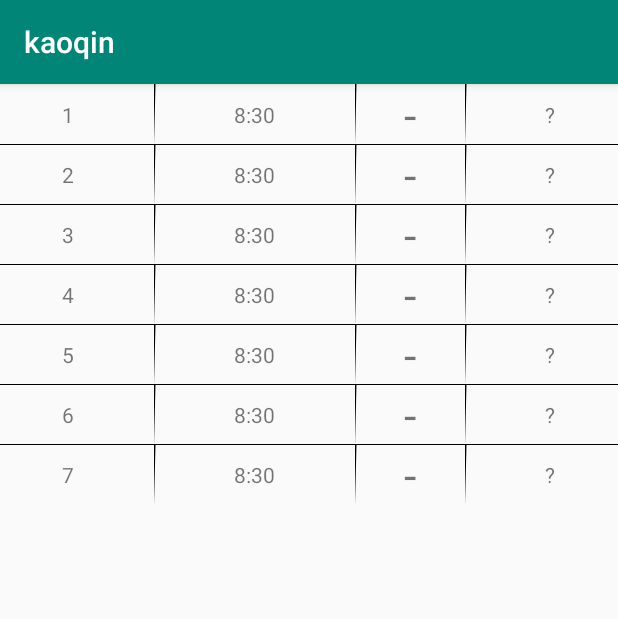
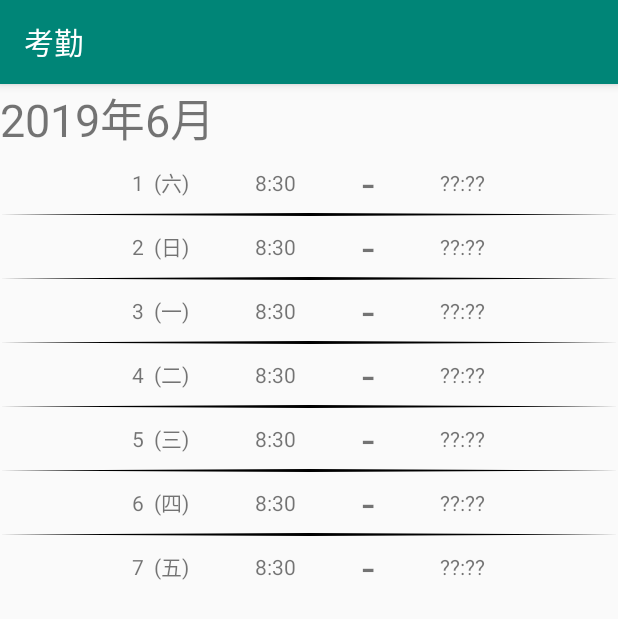
Before and after one commit to Ace820/kaoqin, an Android app: the screen it shows after launch (MainActivity), on a phone screen of 412 x 824 dp. Shown: the top 619 px of the screen. Run offline under Robolectric (Android 15) with nearby library versions, the phone set to English and light mode, and no system bars.

Commit message:
Fix main function(less for data save)

```diff
--- a/app/src/main/java/com/zhangche/kaoqin/DayDataLinerLayout.java
+++ b/app/src/main/java/com/zhangche/kaoqin/DayDataLinerLayout.java
@@ -1,13 +1,17 @@
 package com.zhangche.kaoqin;
 
+import android.app.AlertDialog;
+import android.app.TimePickerDialog;
 import android.content.Context;
 import android.graphics.Color;
 import android.graphics.drawable.Drawable;
 import android.view.Gravity;
+import android.view.View;
 import android.view.ViewGroup;
 import android.widget.Button;
 import android.widget.LinearLayout;
 import android.widget.TextView;
+import android.widget.TimePicker;
 
 import androidx.core.content.res.ResourcesCompat;
 
@@ -19,9 +23,11 @@ import java.util.ResourceBundle;
 
 public class DayDataLinerLayout extends LinearLayout {
 
+    Context mContext;
     TextView date,workOn,workOff;
-    public DayDataLinerLayout(Context context, int time, Date workOnTime, Date workOffTime) {
+    public DayDataLinerLayout(Context context, String time, Date workOnTime, Date workOffTime) {
         super(context);
+        mContext = context;
         date = new TextView(context);
         workOn = new TextView(context);
         workOff = new TextView(context);
@@ -29,8 +35,8 @@ public class DayDataLinerLayout extends LinearLayout {
 
         setOrientation(HORIZONTAL);
 
-        setShowDividers(SHOW_DIVIDER_MIDDLE);
-        setDividerDrawable(ResourcesCompat.getDrawable(getResources(),R.drawable.black_line,null));
+//        setShowDividers(SHOW_DIVIDER_MIDDLE);
+//        setDividerDrawable(ResourcesCompat.getDrawable(getResources(),R.drawable.black_line,null));
         addView(date);
         addView(workOn);
         addView(textView);
@@ -40,8 +46,8 @@ public class DayDataLinerLayout extends LinearLayout {
         dateLayoutParams.weight = 2;
         dateLayoutParams.height = ViewGroup.LayoutParams.MATCH_PARENT;
         date.setLayoutParams(dateLayoutParams);
-        date.setText(String.valueOf(time));
-        date.setGravity(Gravity.CENTER);
+        date.setText(getWeekDays(time));
+        date.setGravity(Gravity.CENTER_VERTICAL|Gravity.RIGHT);
 //        date.setBackgroundColor(Color.WHITE);
 
 
@@ -50,6 +56,7 @@ public class DayDataLinerLayout extends LinearLayout {
         workOnLayoutParams.height = ViewGroup.LayoutParams.MATCH_PARENT;
         workOn.setLayoutParams(workOnLayoutParams);
         workOn.setText(getFormatTime(workOnTime,true));
+        workOn.setOnClickListener(new dateClickListener(false));
         workOn.setGravity(Gravity.CENTER);
 //        workOn.setBackgroundColor(Color.WHITE);
 
@@ -59,24 +66,63 @@ public class DayDataLinerLayout extends LinearLayout {
         textView.setLayoutParams(textLayoutParams);
         textView.setText("-");
         textView.setTextSize(30);
-        textView.setGravity(Gravity.CENTER);
+        textView.setGravity(Gravity.CENTER_VERTICAL|Gravity.LEFT);
 
         LinearLayout.LayoutParams workOffLayoutParams = (LayoutParams) workOff.getLayoutParams();
         workOffLayoutParams.weight = 2;
         workOffLayoutParams.height = ViewGroup.LayoutParams.MATCH_PARENT;
         workOff.setLayoutParams(workOffLayoutParams);
         workOff.setText(getFormatTime(workOffTime,false));
-        workOff.setGravity(Gravity.CENTER);
+        workOff.setOnClickListener(new dateClickListener(true));
+        workOff.setGravity(Gravity.CENTER_VERTICAL|Gravity.LEFT);
 //        workOff.setBackgroundColor(Color.WHITE);
 
     }
 
+    class dateClickListener implements View.OnClickListener {
+        private int hourOfDay = 8;
+        private int minuteOfHour = 30;
+        boolean isWorkOff = false;
+        public dateClickListener(boolean workOff) {
+            if (workOff) {
+                hourOfDay = 17;
+                isWorkOff = true;
+            }
+        }
+        @Override
+        public void onClick(View v) {
+            new TimePickerDialog(mContext, AlertDialog.THEME_HOLO_LIGHT, new TimePickerDialog.OnTimeSetListener() {
+                @Override
+                public void onTimeSet(TimePicker timePicker, int hour, int minute) {
+                    if (isWorkOff)
+                        workOff.setText(hour + ":" + minute);
+                    else
+                        workOn.setText(hour + ":" + minute);
+                }
+            },hourOfDay,minuteOfHour,true).show();
+
+        }
+    }
     private String getFormatTime(Date time,boolean isMorning) {
         if (time == null)
-            return isMorning ? "8:30" : "?";
+            return isMorning ? "8:30" : "??:??";
         Calendar calendar = Calendar.getInstance(Locale.CHINA);
         SimpleDateFormat sdf = new SimpleDateFormat("hh:mm", Locale.CHINA);
         sdf.format(calendar.getTime());
         return sdf.format(calendar.getTime());
     }
+    private String getWeekDays(String date) {
+        String[] weekDayName = {"日","一","二","三","四","五","六"};
+        Calendar calendar = Calendar.getInstance(Locale.CHINA);
+        SimpleDateFormat sdf = new SimpleDateFormat("yyyyMMdd", Locale.CHINA);
+        try {
+            calendar.setTime(sdf.parse(date));
+        } catch (Exception e) {
+            e.printStackTrace();
+        }
+        int dayOfWeek = calendar.get(Calendar.DAY_OF_WEEK) -1;
+        int dayOfMonth = calendar.get(Calendar.DAY_OF_MONTH);
+        return dayOfMonth + "  (" + weekDayName[dayOfWeek] + ")";
+
+    }
 }
--- a/app/src/main/java/com/zhangche/kaoqin/MainActivity.java
+++ b/app/src/main/java/com/zhangche/kaoqin/MainActivity.java
@@ -2,25 +2,153 @@ package com.zhangche.kaoqin;
 
 import androidx.appcompat.app.AppCompatActivity;
 
+import android.app.AlertDialog;
+import android.app.DatePickerDialog;
+import android.content.DialogInterface;
 import android.graphics.drawable.GradientDrawable;
 import android.os.Bundle;
 import android.text.Layout;
+import android.util.Log;
 import android.view.Gravity;
+import android.view.LayoutInflater;
+import android.view.View;
+import android.view.ViewGroup;
 import android.widget.Button;
+import android.widget.DatePicker;
 import android.widget.LinearLayout;
 import android.widget.TextView;
 
+import java.text.SimpleDateFormat;
+import java.util.Calendar;
+import java.util.Locale;
+import java.util.regex.Matcher;
+
 public class MainActivity extends AppCompatActivity {
 
+    int mYear = 2019;
+    int mMonth = 6;
+    int mDay = 20;
+    int tempYear = mYear;
+    int tempMonth = mMonth;
+    TextView monthInfo;
+    LinearLayout mainLayout;
     @Override
     protected void onCreate(Bundle savedInstanceState) {
         super.onCreate(savedInstanceState);
         setContentView(R.layout.activity_main);
-        LinearLayout mainLayout = findViewById(R.id.main_layout);
+        mainLayout = findViewById(R.id.main_layout);
 
+        monthInfo = findViewById(R.id.date_info);
+        monthInfo.setText(getMonth(null));
+        monthInfo.setOnClickListener(new View.OnClickListener() {
+            @Override
+            public void onClick(View view) {
+                createMonthChooser();
+            }
+        });
 
-        for(int i = 1;i<31;i++) {
-            mainLayout.addView(new DayDataLinerLayout(MainActivity.this,i,null,null));
+        reDrawViews();
+    }
+
+    private void reDrawViews() {
+        monthInfo.setText(mYear + "年" + mMonth + "月");
+        mainLayout.removeAllViews();
+        for(int i = 0;i<getMonthDays(mYear,mMonth);i++) {
+            mainLayout.addView(new DayDataLinerLayout(MainActivity.this,formatTime(mYear,mMonth,i + 1),null,null));
+        }
+
+    }
+    private void createMonthChooser() {
+        final AlertDialog.Builder alertDialog = new AlertDialog.Builder(MainActivity.this);
+        alertDialog.setIcon(null);
+        alertDialog.setTitle("选择月份");
+        alertDialog.setCancelable(true);
+        LayoutInflater inflater = getLayoutInflater();
+        View layout = inflater.inflate(R.layout.month_chooser,(ViewGroup) findViewById(R.id.month_chooser));
+        DatePicker dp = layout.findViewById(R.id.datePicker);
+        dp.init(mYear, mMonth - 1, mDay, new dateChangeListener());
+        ((ViewGroup)((ViewGroup) dp.getChildAt(0)).getChildAt(0)).getChildAt(2).setVisibility(View.GONE);
+        alertDialog.setView(layout);
+        alertDialog.setPositiveButton("确定",
+                new DialogInterface.OnClickListener() {
+                    @Override
+                    public void onClick(DialogInterface dialog, int which) {
+                        //...To-do
+                        mYear = tempYear;
+                        mMonth = tempMonth;
+                        reDrawViews();
+                    }
+                });
+            alertDialog.setNegativeButton("取消",
+                    new DialogInterface.OnClickListener() {
+                        @Override
+                        public void onClick(DialogInterface dialog, int which) {
+                            //...To-do
+                            tempYear = mYear;
+                            tempMonth = mMonth;
+                        }
+                    });
+        // 显示
+        alertDialog.show();
+    }
+
+    class dateChangeListener implements DatePicker.OnDateChangedListener {
+        @Override
+        public void onDateChanged(DatePicker datePicker, int year, int month, int day) {
+            tempYear = year;
+            tempMonth = month + 1;
         }
     }
+    private String getMonth(String targetDate) {
+        Calendar calendar = Calendar.getInstance(Locale.CHINA);
+        SimpleDateFormat sdf = new SimpleDateFormat("yyyy年MM月", Locale.CHINA);
+        try {
+            if (targetDate != null)
+                calendar.setTime(sdf.parse(targetDate));
+            sdf.format(calendar.getTime());
+        }catch (Exception e) {
+            e.printStackTrace();
+        }
+        return sdf.format(calendar.getTime());
+
+    }
+    public static int getMonthDays(int year, int month) {
+        switch (month) {
+            case 1:
+            case 3:
+            case 5:
+            case 7:
+            case 8:
+            case 10:
+            case 12:
+                return 31;
+            case 4:
+            case 6:
+            case 9:
+            case 11:
+                return 30;
+            case 2:
+                if (((year % 4 == 0) && (year % 100 != 0)) || (year % 400 == 0)){
+                    return 29;
+                }else{
+                    return 28;
+                }
+            default:
+                return -1;
+        }
+    }
+    private String formatTime(int year, int month, int day) {
+        String result = "";
+        if (month < 10)
+            result = result + year + "0" + month;
+        else
+            result = result + year + month;
+
+        if (day < 10)
+            result = result + "0" + day;
+        else
+            result = result + day;
+
+        return result;
+    }
 }
--- a/app/src/main/res/drawable/black_line.xml
+++ b/app/src/main/res/drawable/black_line.xml
@@ -1,9 +1,9 @@
 <vector xmlns:android="http://schemas.android.com/apk/res/android"
-        android:width="24dp"
+        android:width="2dp"
         android:height="24dp"
-        android:viewportWidth="24.0"
+        android:viewportWidth="2.0"
         android:viewportHeight="24.0">
     <path
         android:fillColor="#FF000000"
-        android:pathData="M12,0L13,0L12,24z"/>
+        android:pathData="M0,0L1,0L1,24z"/>
 </vector>
--- /dev/null
+++ b/app/src/main/res/drawable/long_black.xml
@@ -0,0 +1,12 @@
+<vector xmlns:android="http://schemas.android.com/apk/res/android"
+        android:width="1000dp"
+        android:height="2dp"
+        android:viewportWidth="1000.0"
+        android:viewportHeight="2.0">
+    <path
+        android:fillColor="#FF000000"
+        android:pathData="M0,1L500,0L500,2z"/>
+    <path
+        android:fillColor="#FF000000"
+        android:pathData="M1000,1L500,0L500,2z"/>
+</vector>
--- a/app/src/main/res/layout/activity_main.xml
+++ b/app/src/main/res/layout/activity_main.xml
@@ -4,24 +4,39 @@
     xmlns:tools="http://schemas.android.com/tools"
     android:layout_width="match_parent"
     android:layout_height="match_parent"
+    android:orientation="vertical"
     tools:context=".MainActivity">
 
+    <TextView
+        android:id="@+id/date_info"
+        android:layout_width="match_parent"
+        android:layout_height="wrap_content"
+        android:textSize="30dp"
+        app:layout_constraintEnd_toEndOf="parent"
+        app:layout_constraintStart_toStartOf="parent"
+        app:layout_constraintTop_toTopOf="parent" />
+
     <ScrollView
+        android:id="@+id/scrollView2"
         android:layout_width="match_parent"
-        android:layout_height="280dp"
+        android:layout_height="290dp"
+        android:fadingEdge="vertical"
         android:maxHeight="280dp"
         android:scrollbars="vertical"
-        android:fadingEdge="vertical">
+        app:layout_constraintStart_toStartOf="parent"
+        app:layout_constraintTop_toBottomOf="@+id/date_info">
 
     <LinearLayout
+        android:id="@+id/main_layout"
         android:layout_width="match_parent"
-            android:layout_height="280dp"
+        android:layout_height="290dp"
+        android:divider="@drawable/long_black"
         android:orientation="vertical"
-            android:divider="#000000"
-            android:showDividers="middle"
         android:scrollbars="vertical"
 
-            android:id="@+id/main_layout">
+        android:showDividers="middle"
+        app:layout_constraintEnd_toEndOf="parent"
+        >
 
     </LinearLayout>
 </ScrollView>
--- a/app/src/main/res/values/strings.xml
+++ b/app/src/main/res/values/strings.xml
@@ -1,3 +1,3 @@
 <resources>
-    <string name="app_name">kaoqin</string>
+    <string name="app_name">考勤</string>
 </resources>
```
Also changed, not shown: app/build.gradle (+9 -0 lines), app/src/main/res/layout/month_chooser.xml (added, +15 -0 lines), app/src/main/res/layout/time_chooser.xml (added, +42 -0 lines), 1 other file. Lines whose indentation alone changed are shown as unchanged.
